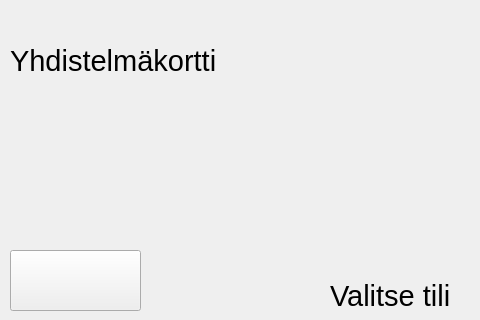
This is frontend/kortinvalintawindow.ui in Jani-OAMK/ATM-group-project as Qt 5 draws it before an edit; both pictures show x 0 to 480 and y 0 to 320 of the 800 by 600 pixel window. The edited form follows.
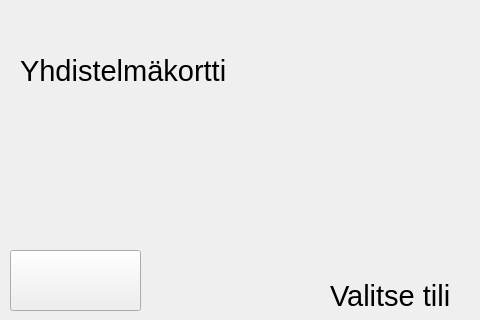
This is the edited form.

Commit message: Yhdennetty UI:t ja poistettu qdebugeja

Patch:
```diff
--- a/frontend/kortinvalintawindow.ui
+++ b/frontend/kortinvalintawindow.ui
@@ -108,8 +108,8 @@
    <widget class="QLabel" name="label">
     <property name="geometry">
      <rect>
-      <x>10</x>
-      <y>30</y>
+      <x>20</x>
+      <y>40</y>
       <width>251</width>
       <height>61</height>
      </rect>
```
Left out of the diff: 2 changed lines with no effect on the pictures. The commit also changes 7 other files.
